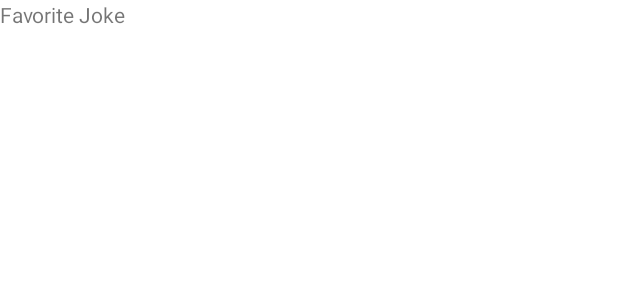
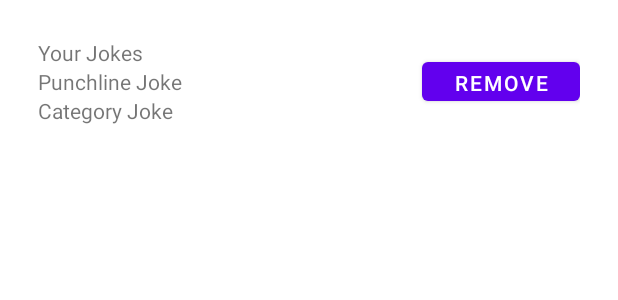
Before and after one commit to DianaElenaStancu/AndroidProject, an Android app: the layout favorite_joke_item.xml on its own in the app's theme, with its tools: preview values and no code run, on a phone screen of 412 x 824 dp. Shown: the top 300 px of the screen. Run offline under Robolectric (Android 15) with nearby library versions, the phone set to English and light mode, and no system bars.

Commit message:
add remove button for favorite joke item

```diff
--- a/app/src/main/java/com/dian/amuseme/LocalDatabase/FavoriteJokeViewModel.java
+++ b/app/src/main/java/com/dian/amuseme/LocalDatabase/FavoriteJokeViewModel.java
@@ -27,4 +27,8 @@ public class FavoriteJokeViewModel extends AndroidViewModel {
     public LiveData<List<JokeDTO>> getFavoriteJokes(){
         return jokes;
     }
+
+    public void delete(JokeDTO currentFavoriteJoke) {
+        jokesRepository.delete(currentFavoriteJoke);
+    }
 }
--- a/app/src/main/java/com/dian/amuseme/LocalDatabase/FavoriteJokesRepository.java
+++ b/app/src/main/java/com/dian/amuseme/LocalDatabase/FavoriteJokesRepository.java
@@ -27,4 +27,7 @@ public class FavoriteJokesRepository {
         return favoriteJokes;
     }
 
+    public void delete(JokeDTO currentFavoriteJoke) {
+        FavoriteJokesRoomDatabase.databaseWriterExecutor.execute(()->jokeDAO.delete(currentFavoriteJoke));
+    }
 }
--- a/app/src/main/res/layout/favorite_joke_item.xml
+++ b/app/src/main/res/layout/favorite_joke_item.xml
@@ -2,19 +2,41 @@
 <LinearLayout xmlns:android="http://schemas.android.com/apk/res/android"
     android:layout_width="match_parent"
     android:layout_height="wrap_content"
-    android:orientation="horizontal">
+    android:orientation="horizontal"
+    android:layout_margin="20dp"
+    android:padding="5dp">
 
-    <TextView
-        android:id="@+id/textJoke"
+    <LinearLayout
         android:layout_width="wrap_content"
         android:layout_height="wrap_content"
-        android:text="@string/favorite_joke"
-        />
-    <!--
+        android:orientation="vertical"
+        android:layout_weight="2">
+
+        <TextView
+            android:id="@+id/textJoke"
+            android:layout_width="wrap_content"
+            android:layout_height="wrap_content"
+            android:text="@string/your_jokes" />
+
+        <TextView
+            android:id="@+id/punchlineJoke"
+            android:layout_width="wrap_content"
+            android:layout_height="wrap_content"
+            android:text="@string/punchline_joke" />
+
+        <TextView
+            android:id="@+id/categoryJoke"
+            android:layout_width="wrap_content"
+            android:layout_height="wrap_content"
+            android:text="@string/category_joke" />
+
+    </LinearLayout>
     <Button
         android:id="@+id/removeFavoriteJoke"
-        android:layout_width="wrap_content"
-        android:layout_height="wrap_content"
-        android:text="@string/remove" />
-        -->
+        android:layout_width="105dp"
+        android:layout_height="38dp"
+        android:text="@string/remove"
+        android:layout_weight="0"
+        android:layout_gravity="center"
+        />
 </LinearLayout>
--- a/app/src/main/res/values/strings.xml
+++ b/app/src/main/res/values/strings.xml
@@ -35,4 +35,6 @@
     <string name="punchline">punchline</string>
     <string name="category">category</string>
     <string name="date">date</string>
+    <string name="punchline_joke">Punchline Joke</string>
+    <string name="category_joke">Category Joke</string>
 </resources>
```
Also changed, not shown: app/src/main/java/com/dian/amuseme/FavoriteJoke/FavoriteJokeAdapter.java (+19 -2 lines), app/src/main/java/com/dian/amuseme/FavoriteJoke/FavoriteJokeHolder.java (+23 -1 lines), app/src/main/java/com/dian/amuseme/FavoriteJoke/FavoriteJokesFragment.java (+14 -18 lines).
